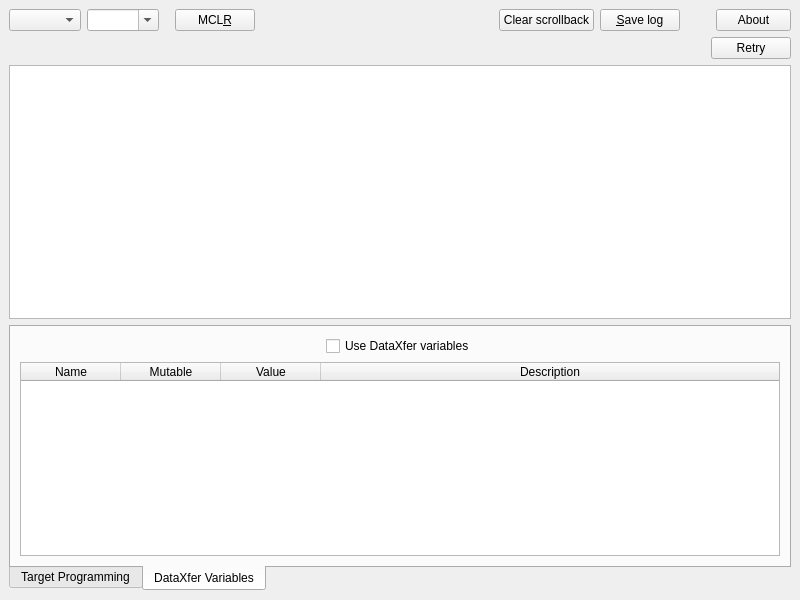
This is src/mainwindow.ui in thirtythreeforty/bullycpp as Qt 5 draws it before an edit. The edited form follows.
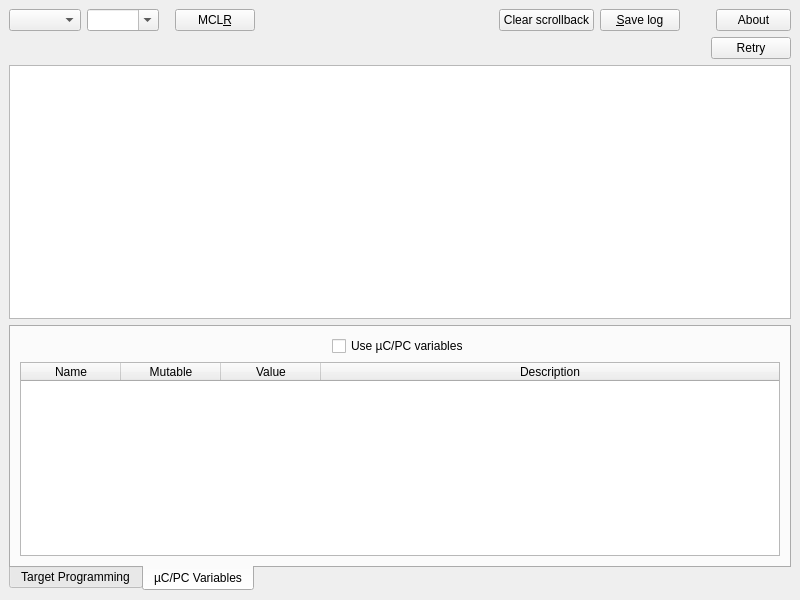
This is the edited form. The open tabs and pages were chosen to show the change. Custom widgets are drawn as their Qt base class.

Commit message:
Update README and mention dataXfer
Which is now called µC/PC on the GUI

Diff of the .ui file:
```diff
--- a/src/mainwindow.ui
+++ b/src/mainwindow.ui
@@ -364,7 +364,7 @@
       </widget>
       <widget class="QWidget" name="dataxfer_vars">
        <attribute name="title">
-        <string>DataXfer Variables</string>
+        <string>µC/PC Variables</string>
        </attribute>
        <layout class="QVBoxLayout" name="verticalLayout_2">
         <item>
@@ -385,7 +385,7 @@
           <item>
            <widget class="QCheckBox" name="useDataXferCheckBox">
             <property name="text">
-             <string>Use DataXfer variables</string>
+             <string>Use µC/PC variables</string>
             </property>
            </widget>
           </item>
```
The commit also changes 1 other file.
